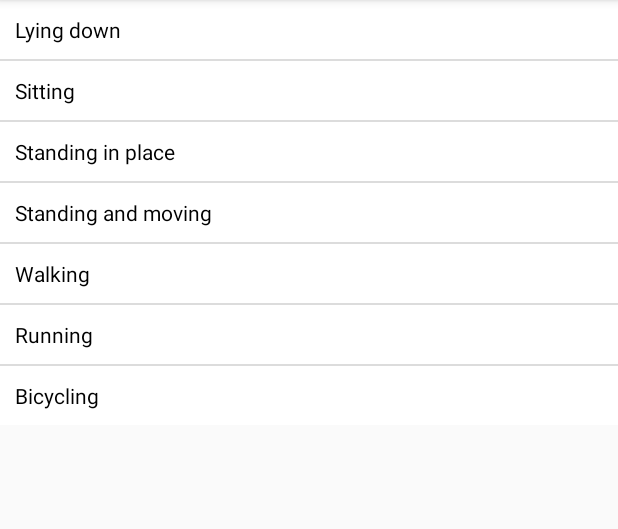
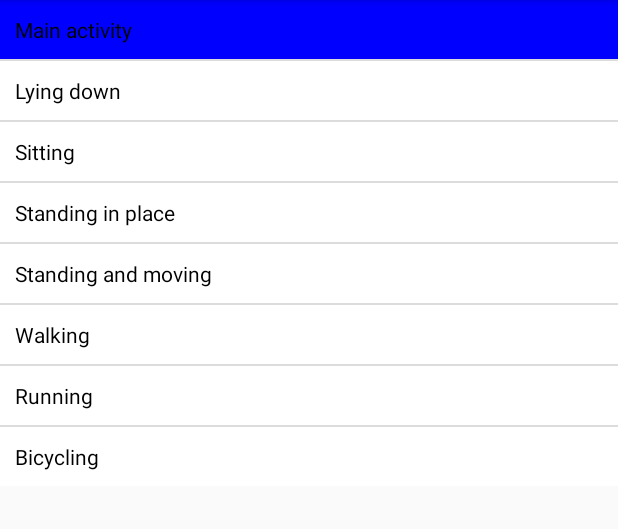
Before and after one commit to cal-ucsd/ExtraSensoryAndroid, an Android app: the screen it shows after launch (SelectionFromListActivity), after a tap on "SELECT MAIN", on a phone screen of 412 x 824 dp, the part 84-613 px from its top. Run offline under Robolectric (Android 15) with nearby library versions, the phone set to English and light mode, and no system bars.

Commit message:
SelectFromList: now there is also a "selected labels" section that updates dynamically with every check/uncheck.

```diff
--- a/app/src/main/java/edu/ucsd/calab/extrasensory/ui/SelectionFromListActivity.java
+++ b/app/src/main/java/edu/ucsd/calab/extrasensory/ui/SelectionFromListActivity.java
@@ -55,6 +55,8 @@ public class SelectionFromListActivity extends BaseActivity {
 
     private static final String SELECTED_LABELS_HEADER = "Selected labels";
     private static final String SELECTED_LABELS_INDEX_TITLE = "Selected";
+    private static final String FREQUENT_LABELS_HEADER = "Frequently used";
+    private static final String FREQUENT_LABELS_INDEX_TITLE = "Frequent";
     private static final String MAIN_ACTIVITY_HEADER = "Main activity";
     private static final String SECONDARY_ACTIVITIES_HEADER = "Secondary activities";
     private static final String MOODS_HEADER = "Mood";
@@ -72,6 +74,7 @@ public class SelectionFromListActivity extends BaseActivity {
     private HashSet<String> _selectedLabels;
     private Map<String,String[]> _labelsPerSubject;
     private List<String> _frequentlyUsedLabels;
+    private String _allLabelsSectionHeader = ALL_LABELS;
     private boolean _allowMultiSelection = false;
     private boolean _useIndex = false;
     private View.OnClickListener _onClickListener = new View.OnClickListener() {
@@ -120,6 +123,7 @@ public class SelectionFromListActivity extends BaseActivity {
                 _labelChoices = ESLabelStrings.getMainActivities();
                 _allowMultiSelection = false;
                 _useIndex = false;
+                _allLabelsSectionHeader = MAIN_ACTIVITY_HEADER;
                 break;
             case LIST_TYPE_SECONDARY_ACTIVITIES:
                 _labelChoices = ESLabelStrings.getSecondaryActivities();
@@ -167,13 +171,11 @@ public class SelectionFromListActivity extends BaseActivity {
         _sideIndex.removeAllViews();
 
         ArrayList<ChoiceItem> itemsList = new ArrayList<>(10);
-        //TODO: if needed add selected section and frequently used section (make sure it's precalculated)
         if (_useIndex && !_selectedLabels.isEmpty()) {
-            final int nextRowInd = itemsList.size();
-            //TODO: add section (with header) of selected plus index item
+            addLabelsSection(itemsList,_selectedLabels.toArray(new String[_selectedLabels.size()]),SELECTED_LABELS_HEADER,SELECTED_LABELS_INDEX_TITLE);
         }
         if (_useIndex && _frequentlyUsedLabels != null && !_frequentlyUsedLabels.isEmpty()) {
-            //TODO: add frequent section + index
+            addLabelsSection(itemsList,_frequentlyUsedLabels.toArray(new String[_frequentlyUsedLabels.size()]),FREQUENT_LABELS_HEADER,FREQUENT_LABELS_INDEX_TITLE);
         }
 
         if (_labelsPerSubject != null) {
@@ -183,9 +185,12 @@ public class SelectionFromListActivity extends BaseActivity {
             }
         }
 
+        addLabelsSection(itemsList,_labelChoices,_allLabelsSectionHeader,ALL_LABELS);
+/*
         for (int i=0; i < _labelChoices.length; i ++) {
             itemsList.add(new ChoiceItem(_labelChoices[i]));
         }
+*/
 
 
         setAdapterChoices(itemsList);
@@ -194,8 +199,11 @@ public class SelectionFromListActivity extends BaseActivity {
     private void addLabelsSection(ArrayList<ChoiceItem> itemsList,String[] labels,String sectionHeader,String indexTitle) {
         final int nextRowInd = itemsList.size();
         // Add subject header:
-        itemsList.add(new ChoiceItem(sectionHeader, true));
-        if (_useIndex) {
+        if (sectionHeader != null) {
+            itemsList.add(new ChoiceItem(sectionHeader, true));
+        }
+        // Add index item:
+        if (_useIndex && indexTitle != null) {
             TextView indexItem = new TextView(this);
             indexItem.setText(indexTitle);
             indexItem.setOnClickListener(new View.OnClickListener() {
@@ -235,6 +243,8 @@ public class SelectionFromListActivity extends BaseActivity {
         // as you specify a parent activity in AndroidManifest.xml.
         int id = item.getItemId();
         switch (id) {
+            case android.R.id.home:
+                break;
             case R.id.action_done_selecting_from_list:
                 returnSelectedLabels();
                 break;
```
